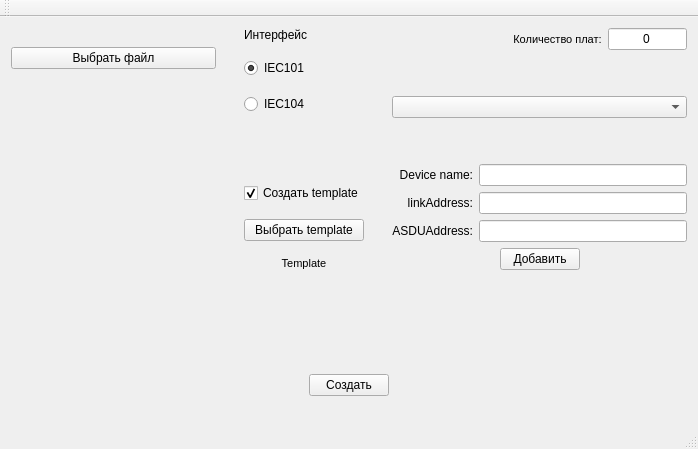
This is mainwindow.ui in vokhmianin-da/templateConfigurator as Qt 5 draws it before an edit. The edited form follows.
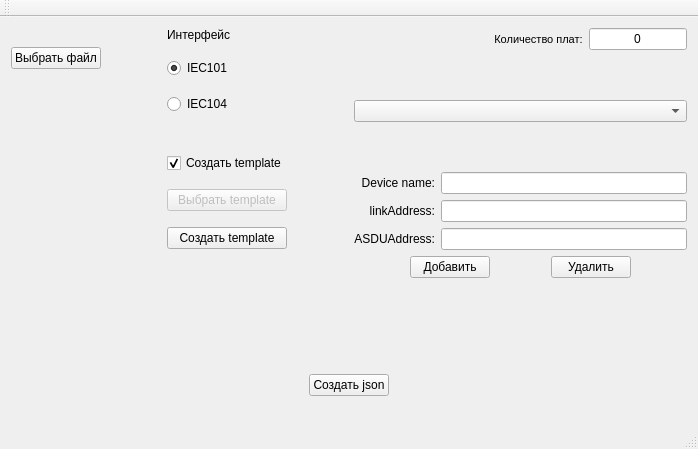
This is the edited form.

What changed in the file:
```diff
--- a/mainwindow.ui
+++ b/mainwindow.ui
@@ -27,7 +27,7 @@
            </font>
           </property>
           <property name="text">
-           <string>                                                                   </string>
+           <string/>
           </property>
           <property name="alignment">
            <set>Qt::AlignCenter</set>
@@ -134,12 +134,22 @@
          </widget>
         </item>
         <item>
-         <widget class="QPushButton" name="pbSelectFile_2">
+         <widget class="QPushButton" name="pbSelectTemplate">
+          <property name="enabled">
+           <bool>false</bool>
+          </property>
           <property name="text">
            <string>Выбрать template</string>
           </property>
          </widget>
         </item>
+        <item>
+         <widget class="QPushButton" name="pbCreateTemplate">
+          <property name="text">
+           <string>Создать template</string>
+          </property>
+         </widget>
+        </item>
         <item>
          <widget class="QLabel" name="lbTemplateName">
           <property name="font">
@@ -148,7 +158,7 @@
            </font>
           </property>
           <property name="text">
-           <string>Template</string>
+           <string/>
           </property>
           <property name="alignment">
            <set>Qt::AlignCenter</set>
@@ -216,6 +226,9 @@
             <property name="alignment">
              <set>Qt::AlignCenter</set>
             </property>
+            <property name="readOnly">
+             <bool>true</bool>
+            </property>
            </widget>
           </item>
          </layout>
@@ -305,7 +318,7 @@
         <item>
          <layout class="QHBoxLayout" name="horizontalLayout_2">
           <item>
-           <spacer name="horizontalSpacer_3">
+           <spacer name="horizontalSpacer_8">
             <property name="orientation">
              <enum>Qt::Horizontal</enum>
             </property>
@@ -324,6 +337,26 @@
             </property>
            </widget>
           </item>
+          <item>
+           <spacer name="horizontalSpacer_3">
+            <property name="orientation">
+             <enum>Qt::Horizontal</enum>
+            </property>
+            <property name="sizeHint" stdset="0">
+             <size>
+              <width>40</width>
+              <height>20</height>
+             </size>
+            </property>
+           </spacer>
+          </item>
+          <item>
+           <widget class="QPushButton" name="pbResetLinkASDU">
+            <property name="text">
+             <string>Удалить</string>
+            </property>
+           </widget>
+          </item>
           <item>
            <spacer name="horizontalSpacer_2">
             <property name="orientation">
@@ -374,7 +407,7 @@
       <item>
        <widget class="QPushButton" name="pbCreateJson">
         <property name="text">
-         <string>Создать</string>
+         <string>Создать json</string>
         </property>
        </widget>
       </item>
```
